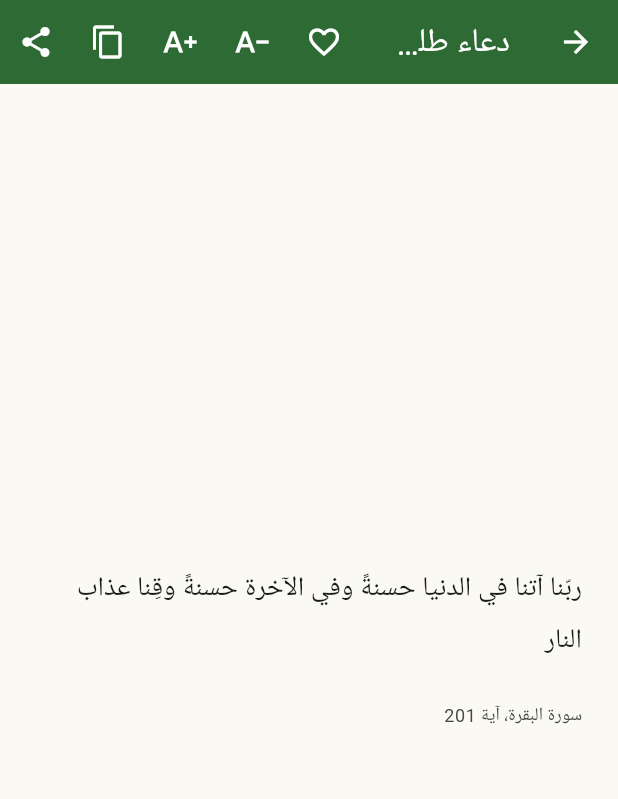
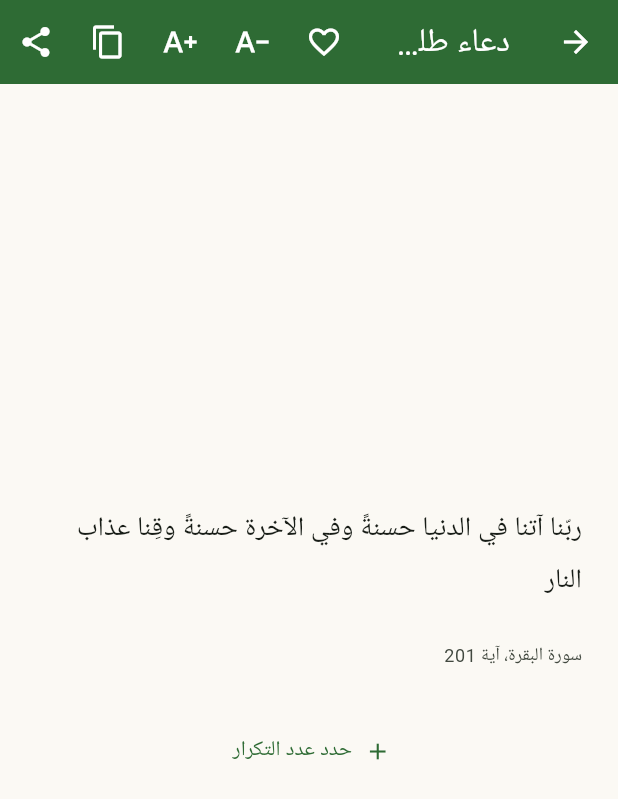
Before and after one commit to yahyaouifaouzi/the-muslims-companion, a Flutter app: the screen it shows after launch, after a tap on "دعاء طلب الخير في الدنيا والآخرة", on a phone screen of 412 x 824 dp. Shown: the top 799 px of the screen. Run offline on Flutter 3.47's test engine with Material 3 defaults, Android fonts, the light colour scheme and no system bars; our stand-ins replace share_plus, shared_preferences.

Commit message:
feat: adhkar repetition counter with persisted targets

```diff
--- a/lib/main.dart
+++ b/lib/main.dart
@@ -3,6 +3,7 @@ import 'package:flutter_localizations/flutter_localizations.dart';
 import 'package:provider/provider.dart';
 
 import 'app/content_provider.dart';
+import 'app/counter_store.dart';
 import 'app/favorites_store.dart';
 import 'app/theme/app_theme.dart';
 import 'content/local_content_repository.dart';
@@ -22,6 +23,7 @@ class MuslimCompanionApp extends StatelessWidget {
     super.key,
     this.contentRepository,
     this.favoritesStore,
+    this.counterStore,
   });
 
   /// Injectable for tests; the real repository reads bundled assets.
@@ -29,6 +31,9 @@ class MuslimCompanionApp extends StatelessWidget {
 
   /// Injectable for tests; the real store persists via shared_preferences.
   final FavoritesStore? favoritesStore;
+
+  /// Injectable for tests; the real store persists via shared_preferences.
+  final CounterStore? counterStore;
 
   static const String appTitle = 'رفيق المسلم';
 
@@ -41,6 +46,9 @@ class MuslimCompanionApp extends StatelessWidget {
         ),
         ChangeNotifierProvider(
           create: (_) => (favoritesStore ?? FavoritesStore())..load(),
+        ),
+        ChangeNotifierProvider(
+          create: (_) => (counterStore ?? CounterStore())..load(),
         ),
       ],
       child: MaterialApp(
--- a/lib/ui/screens/reader_screen.dart
+++ b/lib/ui/screens/reader_screen.dart
@@ -5,6 +5,7 @@ import 'package:share_plus/share_plus.dart';
 
 import '../../app/favorites_store.dart';
 import '../../content/models/content_entry.dart';
+import '../widgets/counter_section.dart';
 import '../widgets/state_views.dart' show PlaceholderBadge;
 
 /// Text composed for copy/share: title, body, optional verified reference,
@@ -166,6 +167,8 @@ class _ReaderScreenState extends State<ReaderScreen> {
                     ),
                   ),
                 ],
+                const SizedBox(height: 32),
+                CounterSection(entry: _entry),
               ],
             ),
           ),
--- /dev/null
+++ b/lib/ui/widgets/counter_section.dart
@@ -0,0 +1,168 @@
+import 'package:flutter/material.dart';
+import 'package:provider/provider.dart';
+
+import '../../app/counter_store.dart';
+import '../../content/models/content_entry.dart';
+
+/// Repetition counter for one entry.
+///
+/// Visible when the content supplies a validated `repeatCount` **or** the
+/// user has set their own target. No count is ever invented: when neither
+/// exists, the widget offers an explicit "set target" action instead.
+///
+/// Semantics:
+/// - Tap the big circle to increment (capped at the target).
+/// - At the target the circle turns solid green with a checkmark; further
+///   taps are ignored until reset.
+/// - Reset returns the count to 0 (only shown once counting has started).
+/// - A user-defined target overrides `entry.repeatCount` for that entry.
+class CounterSection extends StatelessWidget {
+  const CounterSection({super.key, required this.entry});
+
+  final ContentEntry entry;
+
+  /// Minimum side of the increment button — well above the 48dp accessibility
+  /// floor so it is comfortable for one-handed thumb use.
+  static const double tapTargetSize = 120;
+
+  @override
+  Widget build(BuildContext context) {
+    final theme = Theme.of(context);
+    final store = context.watch<CounterStore>();
+    final target = store.userTargetFor(entry.id) ?? entry.repeatCount;
+
+    if (target == null) {
+      return Center(
+        child: TextButton.icon(
+          icon: const Icon(Icons.add),
+          label: const Text('حدد عدد التكرار'),
+          onPressed: () => _promptTarget(context, store),
+        ),
+      );
+    }
+
+    final count = store.countFor(entry.id);
+    final complete = count >= target;
+
+    return Center(
+      child: Column(
+        mainAxisSize: MainAxisSize.min,
+        children: [
+          Text('التكرار', style: theme.textTheme.labelLarge),
+          const SizedBox(height: 16),
+          Semantics(
+            button: true,
+            enabled: !complete,
+            label: complete ? 'اكتمل العد' : 'اضغط للعد',
+            child: InkWell(
+              key: const ValueKey('counter-tap-target'),
+              customBorder: const CircleBorder(),
+              onTap: complete
+                  ? null
+                  : () => store.increment(entry.id, target: target),
+              child: Container(
+                width: tapTargetSize,
+                height: tapTargetSize,
+                decoration: BoxDecoration(
+                  shape: BoxShape.circle,
+                  color: complete
+                      ? theme.colorScheme.primary
+                      : theme.colorScheme.primaryContainer,
+                ),
+                child: Center(
+                  child: complete
+                      ? Icon(
+                          Icons.check,
+                          size: 48,
+                          color: theme.colorScheme.onPrimary,
+                        )
+                      : Text(
+                          '$count',
+                          style: theme.textTheme.displaySmall?.copyWith(
+                            color: theme.colorScheme.onPrimaryContainer,
+                            fontWeight: FontWeight.bold,
+                          ),
+                        ),
+                ),
+              ),
+            ),
+          ),
+          const SizedBox(height: 12),
+          Text('$count من $target', style: theme.textTheme.titleMedium),
+          if (count > 0 || complete) ...[
+            const SizedBox(height: 8),
+            TextButton.icon(
+              icon: const Icon(Icons.refresh),
+              label: const Text('إعادة العد'),
+              onPressed: () => store.reset(entry.id),
+            ),
+          ] else if (store.hasUserTarget(entry.id)) ...[
+            const SizedBox(height: 8),
+            TextButton(
+              onPressed: () => store.clearUserTarget(entry.id),
+              child: const Text('إزالة الهدف المحدد'),
+            ),
+          ],
+        ],
+      ),
+    );
+  }
+
+  Future<void> _promptTarget(BuildContext context, CounterStore store) async {
+    final result = await showDialog<int>(
+      context: context,
+      builder: (_) => _TargetDialog(entryId: entry.id, store: store),
+    );
+    if (result != null && result > 0) {
+      store.setUserTarget(entry.id, result);
+    }
+  }
+}
+
+class _TargetDialog extends StatefulWidget {
+  const _TargetDialog({required this.entryId, required this.store});
+
+  final String entryId;
+  final CounterStore store;
+
+  @override
+  State<_TargetDialog> createState() => _TargetDialogState();
+}
+
+class _TargetDialogState extends State<_TargetDialog> {
+  final _controller = TextEditingController(text: '3');
+
+  @override
+  void dispose() {
+    _controller.dispose();
+    super.dispose();
+  }
+
+  @override
+  Widget build(BuildContext context) {
+    return AlertDialog(
+      title: const Text('حدد عدد التكرار'),
+      content: TextField(
+        controller: _controller,
+        autofocus: true,
+        keyboardType: TextInputType.number,
+        decoration: const InputDecoration(hintText: 'مثال: 3'),
+      ),
+      actions: [
+        TextButton(
+          onPressed: () => Navigator.of(context).pop(),
+          child: const Text('إلغاء'),
+        ),
+        FilledButton(
+          onPressed: () {
+            final value = int.tryParse(_controller.text.trim());
+            if (value != null && value > 0) {
+              Navigator.of(context).pop(value);
+            }
+          },
+          child: const Text('تحديد'),
+        ),
+      ],
+    );
+  }
+}
```
Also changed, not shown: lib/app/counter_store.dart (added, +110 -0 lines), 3 other files.
